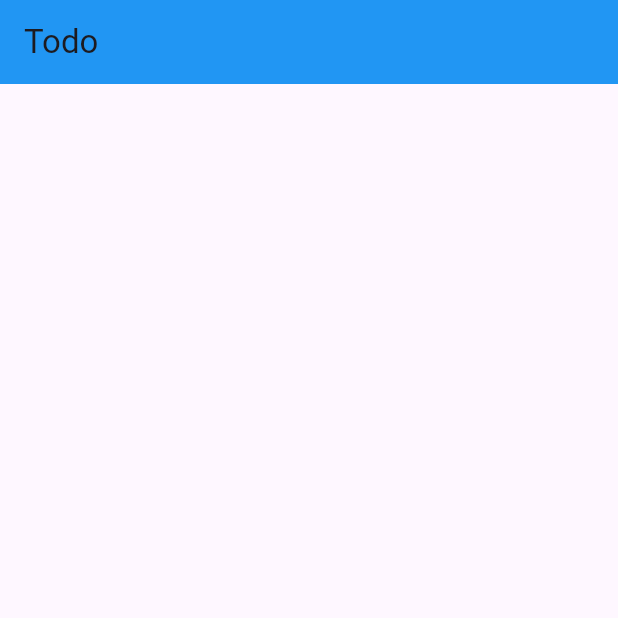
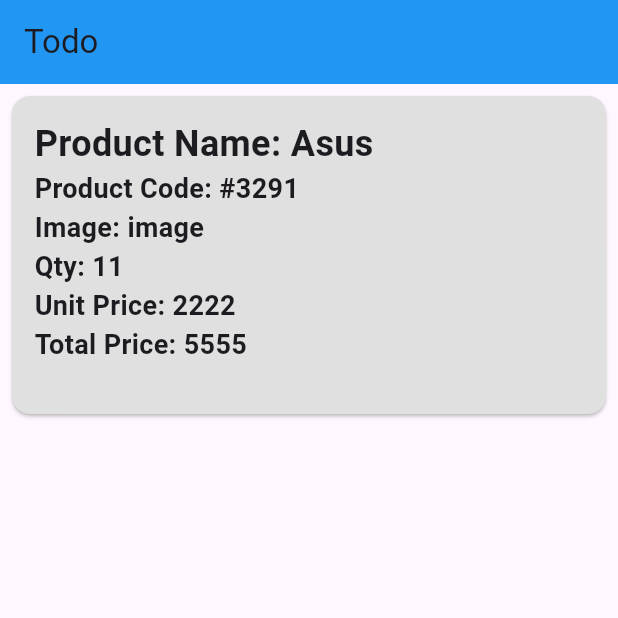
Before and after one commit to mazbaul20/CRUD-app-with-API-Calling, a Flutter app: the screen it shows after launch, on a phone screen of 412 x 824 dp, the top half of it. Run offline on Flutter 3.47's test engine with Material 3 defaults, Android fonts, the phone set to English and light mode, and no system bars.

Commit message:
Product Card

```diff
--- a/lib/presentation/ui/screens/home_screen.dart
+++ b/lib/presentation/ui/screens/home_screen.dart
@@ -12,6 +12,52 @@ class _HomeScreenState extends State<HomeScreen> {
   Widget build(BuildContext context) {
     return Scaffold(
       appBar: AppBar(title: Text("Todo"), backgroundColor: Colors.blue),
+      body: Padding(
+        padding: const EdgeInsets.all(4.0),
+        child: Column(
+          children: [
+            SizedBox(
+              height: 220,
+              width: double.infinity,
+              child: Card(
+                color: Colors.grey.shade300,
+                child: Padding(
+                  padding: const EdgeInsets.all(15.0),
+                  child: Column(
+                    crossAxisAlignment: CrossAxisAlignment.start,
+                    children: [
+                      Text(
+                        "Product Name: Asus",
+                        style: TextStyle(fontSize: 24, fontWeight: .w700),
+                      ),
+                      Text(
+                        "Product Code: #3291",
+                        style: TextStyle(fontSize: 18, fontWeight: .w700),
+                      ),
+                      Text(
+                        "Image: image",
+                        style: TextStyle(fontSize: 18, fontWeight: .w700),
+                      ),
+                      Text(
+                        "Qty: 11",
+                        style: TextStyle(fontSize: 18, fontWeight: .w700),
+                      ),
+                      Text(
+                        "Unit Price: 2222",
+                        style: TextStyle(fontSize: 18, fontWeight: .w700),
+                      ),
+                      Text(
+                        "Total Price: 5555",
+                        style: TextStyle(fontSize: 18, fontWeight: .w700),
+                      ),
+                    ],
+                  ),
+                ),
+              ),
+            ),
+          ],
+        ),
+      ),
     );
   }
 }
```
